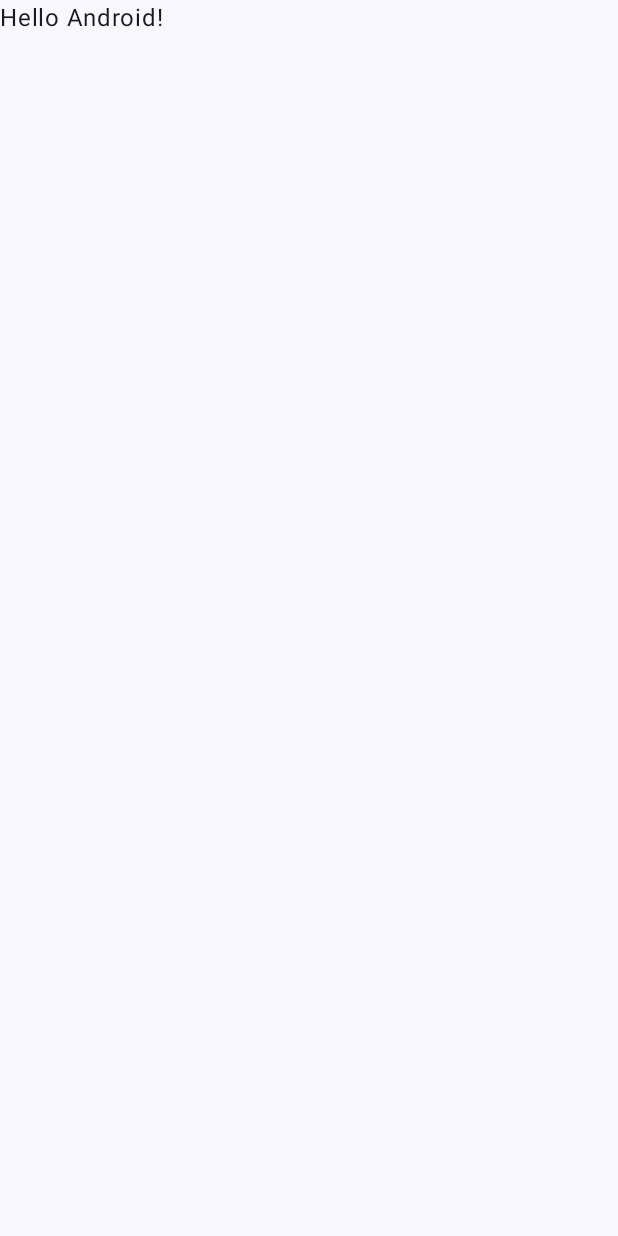
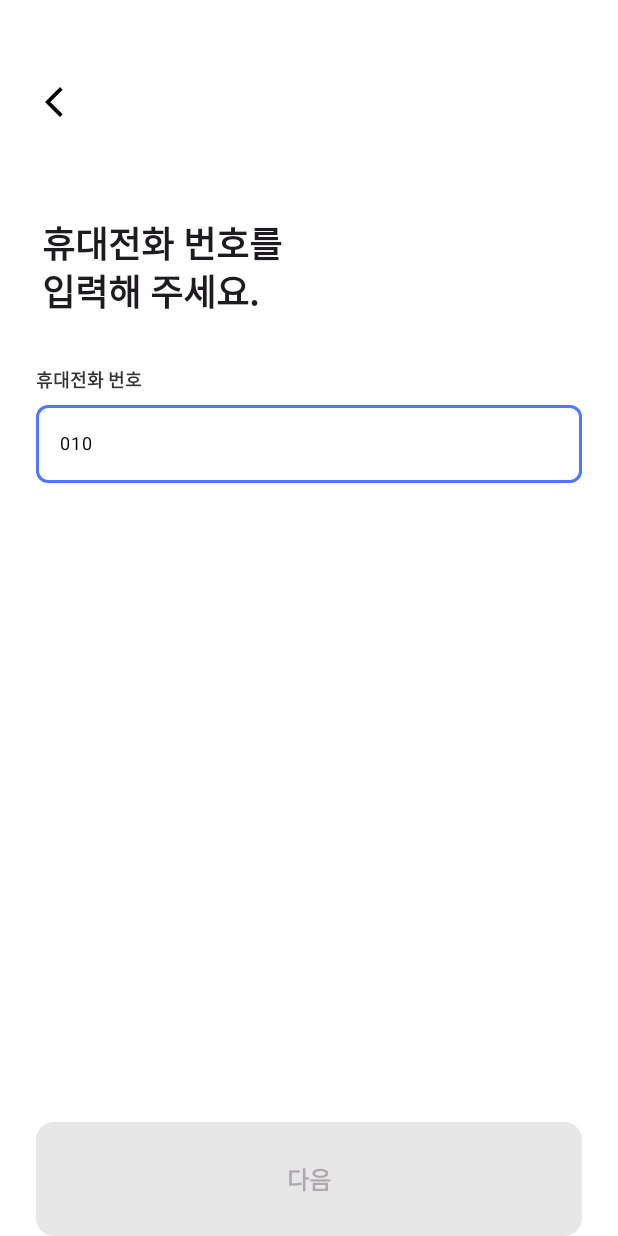
Before and after one commit to 2024-TUK-toyproject/RealFriend, an Android app built with Jetpack Compose: the screen it shows after launch (MainActivity), on a phone screen of 412 x 824 dp. Before the commit the screen is almost empty. Run offline under Robolectric (Android 15) with nearby library versions, the phone set to English and light mode, and no system bars; our stand-ins replace Dagger/Hilt's generated code.

Commit message:
Design: loginScreen publishing

```diff
--- a/app/build.gradle.kts
+++ b/app/build.gradle.kts
@@ -54,6 +54,8 @@ android {
 
 dependencies {
 
+    implementation(project(":domain"))
+
     implementation(libs.androidx.core.ktx)
     implementation(libs.androidx.lifecycle.runtime.ktx)
     testImplementation(libs.junit4)
--- a/app/src/main/AndroidManifest.xml
+++ b/app/src/main/AndroidManifest.xml
@@ -2,7 +2,10 @@
 <manifest xmlns:android="http://schemas.android.com/apk/res/android"
     xmlns:tools="http://schemas.android.com/tools" >
 
+    <uses-permission android:name="android.permission.INTERNET" />
+
     <application
+        android:name=".MainApplication"
         android:allowBackup="true"
         android:dataExtractionRules="@xml/data_extraction_rules"
         android:fullBackupContent="@xml/backup_rules"
@@ -11,6 +14,7 @@
         android:roundIcon="@mipmap/ic_launcher_round"
         android:supportsRtl="true"
         android:theme="@style/Theme.Connex"
+        android:usesCleartextTraffic="true"
         tools:targetApi="31" >
         <activity
             android:name=".MainActivity"
--- a/app/src/main/java/com/example/connex/MainActivity.kt
+++ b/app/src/main/java/com/example/connex/MainActivity.kt
@@ -6,42 +6,31 @@ import androidx.activity.compose.setContent
 import androidx.activity.enableEdgeToEdge
 import androidx.compose.foundation.layout.fillMaxSize
 import androidx.compose.foundation.layout.padding
+import androidx.compose.material3.MaterialTheme
 import androidx.compose.material3.Scaffold
-import androidx.compose.material3.Text
-import androidx.compose.runtime.Composable
+import androidx.compose.material3.Surface
 import androidx.compose.ui.Modifier
-import androidx.compose.ui.tooling.preview.Preview
+import androidx.compose.ui.graphics.Color
 import com.example.connex.ui.theme.ConnexTheme
+import dagger.hilt.android.AndroidEntryPoint
 
+@AndroidEntryPoint
 class MainActivity : ComponentActivity() {
     override fun onCreate(savedInstanceState: Bundle?) {
         super.onCreate(savedInstanceState)
         enableEdgeToEdge()
         setContent {
             ConnexTheme {
-                Scaffold( modifier = Modifier.fillMaxSize() ) { innerPadding ->
-                    Greeting(
-                        name = "Android",
-                        modifier = Modifier.padding(innerPadding)
-                    )
+                Scaffold(modifier = Modifier.fillMaxSize()) { innerPadding ->
+                    Surface(
+                        modifier = Modifier
+                            .fillMaxSize()
+                            .padding(innerPadding),
+                    ) {
+                        RootNavhost()
+                    }
                 }
             }
         }
     }
 }
-
-@Composable
-fun Greeting(name: String, modifier: Modifier = Modifier) {
-    Text(
-        text = "Hello $name!",
-        modifier = modifier
-    )
-}
-
-@Preview(showBackground = true)
-@Composable
-fun GreetingPreview() {
-    ConnexTheme {
-        Greeting("Android")
-    }
-}
--- /dev/null
+++ b/app/src/main/java/com/example/connex/MainApplication.kt
@@ -0,0 +1,8 @@
+package com.example.connex
+
+import android.app.Application
+import dagger.hilt.android.HiltAndroidApp
+
+@HiltAndroidApp
+class MainApplication():Application() {
+}
--- /dev/null
+++ b/app/src/main/java/com/example/connex/RootNavhost.kt
@@ -0,0 +1,17 @@
+package com.example.connex
+
+import androidx.compose.foundation.layout.fillMaxSize
+import androidx.compose.runtime.Composable
+import androidx.compose.ui.Modifier
+import androidx.navigation.compose.NavHost
+import androidx.navigation.compose.rememberNavController
+import com.example.connex.ui.loginGraph
+import com.example.connex.utils.Constants.LOGIN_GRAPH
+
+@Composable
+fun RootNavhost() {
+    val navController = rememberNavController()
+    NavHost(navController = navController, startDestination = LOGIN_GRAPH, modifier = Modifier.fillMaxSize()) {
+        loginGraph(navController)
+    }
+}
--- /dev/null
+++ b/app/src/main/java/com/example/connex/ui/NavGraphBuilders.kt
@@ -0,0 +1,47 @@
+package com.example.connex.ui
+
+import androidx.compose.runtime.Composable
+import androidx.compose.runtime.remember
+import androidx.hilt.navigation.compose.hiltViewModel
+import androidx.navigation.NavBackStackEntry
+import androidx.navigation.NavController
+import androidx.navigation.NavGraphBuilder
+import androidx.navigation.compose.composable
+import androidx.navigation.navigation
+import com.example.connex.ui.login.view.LoginScreen
+import com.example.connex.utils.Constants.LOGIN_BASE_ROUTE
+import com.example.connex.utils.Constants.LOGIN_GRAPH
+import com.example.connex.utils.Constants.LOGIN_ID_PW_ROUTE
+
+
+fun NavGraphBuilder.loginGraph(navController: NavController) {
+    navigation(startDestination = LOGIN_BASE_ROUTE, route = LOGIN_GRAPH) {
+        composable(LOGIN_BASE_ROUTE) { entry ->
+            val backStackEntry = rememberNavControllerBackEntry(
+                entry = entry,
+                navController = navController,
+                graph = LOGIN_GRAPH
+            )
+//            val backStackEntry = rememberNavControllerBackEntry(entry, appState, LOGIN_GRAPH)
+//            LoginBaseScreen(hiltViewModel(entry))
+            LoginScreen(navController = navController, loginViewModel = hiltViewModel(backStackEntry))
+
+        }
+        composable(LOGIN_ID_PW_ROUTE) { entry ->
+            val backStackEntry = remember(entry) {
+                navController.getBackStackEntry(LOGIN_GRAPH)
+            }
+//            LoginIdPasswdScreen(loginViewModel = hiltViewModel(backStackEntry))
+        }
+    }
+}
+
+
+@Composable
+private fun rememberNavControllerBackEntry(
+    entry: NavBackStackEntry,
+    navController: NavController,
+    graph: String,
+) = remember(entry) {
+    navController.getBackStackEntry(graph)
+}
--- /dev/null
+++ b/app/src/main/java/com/example/connex/ui/component/CustomButtons.kt
@@ -0,0 +1,36 @@
+package com.example.connex.ui.component
+
+import androidx.compose.foundation.layout.fillMaxWidth
+import androidx.compose.foundation.layout.padding
+import androidx.compose.foundation.shape.RoundedCornerShape
+import androidx.compose.material3.Button
+import androidx.compose.material3.ButtonDefaults
+import androidx.compose.material3.Text
+import androidx.compose.runtime.Composable
+import androidx.compose.ui.Modifier
+import androidx.compose.ui.graphics.Color
+import androidx.compose.ui.text.TextStyle
+import androidx.compose.ui.text.font.FontWeight
+import androidx.compose.ui.unit.dp
+import androidx.compose.ui.unit.sp
+
+@Composable
+fun GenerateButton(modifier: Modifier, text: String, enabled: Boolean, onClick: () -> Unit) {
+    val color = Color(0xFF5076FD)
+    val textStyle = TextStyle(fontSize = 16.sp, fontWeight = FontWeight.Bold)
+
+
+    Button(
+        onClick = { onClick() },
+        modifier = modifier.fillMaxWidth(),
+        enabled = enabled,
+        shape = RoundedCornerShape(12.dp),
+        colors = ButtonDefaults.buttonColors(
+            contentColor = Color.White,
+            containerColor = color,
+        )
+    ) {
+        Text(text = text, modifier = Modifier.padding(vertical = 18.dp), style = textStyle)
+    }
+
+}
--- /dev/null
+++ b/app/src/main/java/com/example/connex/ui/component/CustomTextField.kt
@@ -0,0 +1,49 @@
+package com.example.connex.ui.component
+
+import androidx.compose.foundation.background
+import androidx.compose.foundation.border
+import androidx.compose.foundation.layout.Box
+import androidx.compose.foundation.layout.fillMaxWidth
+import androidx.compose.foundation.layout.padding
+import androidx.compose.foundation.shape.RoundedCornerShape
+import androidx.compose.foundation.text.BasicTextField
+import androidx.compose.foundation.text.KeyboardActions
+import androidx.compose.foundation.text.KeyboardOptions
+import androidx.compose.material.OutlinedTextField
+import androidx.compose.material3.LocalTextStyle
+import androidx.compose.runtime.Composable
+import androidx.compose.ui.Modifier
+import androidx.compose.ui.draw.clip
+import androidx.compose.ui.graphics.Color
+import androidx.compose.ui.text.input.ImeAction
+import androidx.compose.ui.text.input.KeyboardType
+import androidx.compose.ui.unit.dp
+import androidx.compose.ui.unit.sp
+
+@Composable
+fun PhoneOutLineTextField(text: String, updatePhone: (String) -> Unit, enabled: Boolean, onDone: () -> Unit) {
+    val borderColor = if(enabled) Color(0xFF5076FD) else Color(0xFFBFC1C6)
+    val backgroundColor = if(enabled) Color.White else Color(0xFFF3F5F7)
+    val shape = RoundedCornerShape(8.dp)
+
+    BasicTextField(
+        value = text,
+        onValueChange = updatePhone,
+        enabled = enabled,
+        modifier = Modifier
+//            .clip(shape)
+            .border(width = (1.5).dp, color = borderColor, shape)
+            .background(color = backgroundColor, shape = shape)
+            .fillMaxWidth(),
+        singleLine = true,
+        textStyle = LocalTextStyle.current.copy(color = Color.Black, fontSize = 12.sp),
+        keyboardOptions = KeyboardOptions(keyboardType = KeyboardType.Phone, imeAction = ImeAction.Done),
+        keyboardActions = KeyboardActions(onDone = {onDone()})
+    ) { innerTextField ->
+        Box(modifier = Modifier
+            .fillMaxWidth()
+            .padding(horizontal = 16.dp, vertical = 14.dp)){
+            innerTextField()
+        }
+    }
+}
--- /dev/null
+++ b/app/src/main/java/com/example/connex/ui/login/LoginViewModel.kt
@@ -0,0 +1,26 @@
+package com.example.connex.ui.login
+
+import androidx.compose.runtime.mutableStateOf
+import androidx.lifecycle.ViewModel
+import com.example.domain.model.MobileCarrier
+import com.example.domain.model.Phone
+import dagger.hilt.android.lifecycle.HiltViewModel
+import kotlinx.coroutines.flow.MutableStateFlow
+import kotlinx.coroutines.flow.StateFlow
+import kotlinx.coroutines.flow.asStateFlow
+import javax.inject.Inject
+
+@HiltViewModel
+class LoginViewModel @Inject constructor() : ViewModel() {
+    private val _phone = MutableStateFlow(Phone.default())
+    val phone: StateFlow<Phone> = _phone.asStateFlow()
+
+    fun updatePhone(phone: String) {
+        _phone.value = _phone.value.copy(number = phone)
+    }
+
+    fun updateMobileCarrier(mobileCarrier: MobileCarrier) {
+        _phone.value = _phone.value.copy(mobileCarrier = mobileCarrier)
+    }
+
+}
--- /dev/null
+++ b/app/src/main/java/com/example/connex/ui/login/view/LoginScreen.kt
@@ -0,0 +1,140 @@
+package com.example.connex.ui.login.view
+
+import androidx.compose.foundation.BorderStroke
+import androidx.compose.foundation.layout.Box
+import androidx.compose.foundation.layout.Column
+import androidx.compose.foundation.layout.Spacer
+import androidx.compose.foundation.layout.fillMaxSize
+import androidx.compose.foundation.layout.fillMaxWidth
+import androidx.compose.foundation.layout.height
+import androidx.compose.foundation.layout.padding
+import androidx.compose.foundation.layout.size
+import androidx.compose.foundation.shape.RoundedCornerShape
+import androidx.compose.material.Icon
+import androidx.compose.material.icons.Icons
+import androidx.compose.material.icons.filled.ArrowBackIosNew
+import androidx.compose.material3.Card
+import androidx.compose.material3.CardDefaults
+import androidx.compose.material3.Text
+import androidx.compose.runtime.Composable
+import androidx.compose.runtime.getValue
+import androidx.compose.runtime.mutableStateOf
+import androidx.compose.runtime.remember
+import androidx.compose.runtime.setValue
+import androidx.compose.ui.Alignment
+import androidx.compose.ui.Modifier
+import androidx.compose.ui.graphics.Color
+import androidx.compose.ui.graphics.Shape
+import androidx.compose.ui.text.TextStyle
+import androidx.compose.ui.text.font.FontWeight
+import androidx.compose.ui.unit.dp
+import androidx.compose.ui.unit.sp
+import androidx.navigation.NavController
+import com.example.connex.ui.component.GenerateButton
+import com.example.connex.ui.component.PhoneOutLineTextField
+import com.example.connex.ui.login.LoginViewModel
+import com.example.domain.model.MobileCarrier
+
+@Composable
+fun LoginScreen(navController: NavController, loginViewModel: LoginViewModel) {
+    var isPhone by remember {
+        mutableStateOf(false)
+    }
+
+    val titleStyle = TextStyle(
+        fontSize = 24.sp,
+        fontWeight = FontWeight.Bold,
+        lineHeight = 32.sp
+    )
+
+
+    var text by remember {
+        mutableStateOf("010")
+    }
+    Box(
+        modifier = Modifier
+            .fillMaxSize()
+            .padding(horizontal = 24.dp)
+    ) {
+        Column(
+            modifier = Modifier.fillMaxSize()
+        ) {
+            Spacer(modifier = Modifier.height(56.dp))
+            Icon(
+                imageVector = Icons.Default.ArrowBackIosNew,
+                contentDescription = null,
+                modifier = Modifier.size(24.dp)
+            )
+            Spacer(modifier = Modifier.height(64.dp))
+            Text(
+                text = "휴대전화 번호를\n입력해 주세요.",
+                style = titleStyle,
+                modifier = Modifier.padding(horizontal = 4.dp)
+            )
+            Spacer(modifier = Modifier.height(32.dp))
+
+            if (isPhone) {
+                LoginOutLineTextField(label = "통신사") {
+                    MobileCarrierBox()
+                }
+                Spacer(modifier = Modifier.height(20.dp))
+            }
+
+            LoginOutLineTextField(label = "휴대전화 번호", isCompleted = isPhone) {
+                PhoneOutLineTextField(
+                    text = text,
+                    updatePhone = {
+                        if (it.length <= 11) {
+                            text = it
+                        }
+                    },
+                    enabled = !isPhone,
+                    onDone = {}
+                )
+            }
+        }
+        GenerateButton(
+            modifier = Modifier.align(Alignment.BottomCenter),
+            text = "다음",
+            enabled = if (text.length == 11) true else false
+        ) {
+            isPhone = true
+        }
+    }
+
+}
+
+
+@Composable
+fun LoginOutLineTextField(label: String, isCompleted: Boolean = false, textField: @Composable () -> Unit) {
+
+    val completedColor = Color(0xFFBFC1C6)
+    val notCompletedColor = Color(0xFF333333)
+
+    val labelStyle = TextStyle(
+        color = if (isCompleted) completedColor else notCompletedColor,
+        fontWeight = FontWeight.Bold,
+        fontSize = 12.sp,
+        lineHeight = 14.sp
+    )
+
+    Column(modifier = Modifier.fillMaxWidth()) {
+        Text(text = label, style = labelStyle)
+        Spacer(modifier = Modifier.height(8.dp))
+        textField()
+    }
+}
+
+@Composable
+fun MobileCarrierBox(modifier: Modifier = Modifier) {
+    val borderColor = Color(0xFF5076FD)
+
+    Card(
+        modifier = Modifier.fillMaxWidth(),
+        shape = RoundedCornerShape(8.dp),
+        border = BorderStroke(width = (1.5).dp, color = borderColor),
+        colors = CardDefaults.cardColors(containerColor = Color.White, contentColor = Color.LightGray)
+    ) {
+        Text(text = "통신사 선택", modifier = Modifier.padding(horizontal = 14.dp, vertical = 16.dp))
+    }
+}
--- a/app/src/main/java/com/example/connex/ui/theme/Color.kt
+++ b/app/src/main/java/com/example/connex/ui/theme/Color.kt
@@ -9,3 +9,6 @@ val Pink80 = Color(0xFFEFB8C8)
 val Purple40 = Color(0xFF6650a4)
 val PurpleGrey40 = Color(0xFF625b71)
 val Pink40 = Color(0xFF7D5260)
+
+val White = Color(0xFFFFFFFF)
+val Black = Color(0xFF000000)
--- a/app/src/main/java/com/example/connex/ui/theme/Theme.kt
+++ b/app/src/main/java/com/example/connex/ui/theme/Theme.kt
@@ -1,6 +1,5 @@
 package com.example.connex.ui.theme
 
-import android.app.Activity
 import android.os.Build
 import androidx.compose.foundation.isSystemInDarkTheme
 import androidx.compose.material3.MaterialTheme
@@ -14,13 +13,17 @@ import androidx.compose.ui.platform.LocalContext
 private val DarkColorScheme = darkColorScheme(
     primary = Purple80,
     secondary = PurpleGrey80,
-    tertiary = Pink80
+    tertiary = Pink80,
+    background = Black,
+    surface = Black,
 )
 
 private val LightColorScheme = lightColorScheme(
     primary = Purple40,
     secondary = PurpleGrey40,
-    tertiary = Pink40
+    tertiary = Pink40,
+    background = White,
+    surface = White,
 
     /* Other default colors to override
     background = Color(0xFFFFFBFE),
@@ -41,10 +44,10 @@ fun ConnexTheme(
     content: @Composable () -> Unit
 ) {
     val colorScheme = when {
-      dynamicColor && Build.VERSION.SDK_INT >= Build.VERSION_CODES.S -> {
-        val context = LocalContext.current
-        if (darkTheme) dynamicDarkColorScheme(context) else dynamicLightColorScheme(context)
-      }
+//      dynamicColor && Build.VERSION.SDK_INT >= Build.VERSION_CODES.S -> {
+//        val context = LocalContext.current
+//        if (darkTheme) dynamicDarkColorScheme(context) else dynamicLightColorScheme(context)
+//      }
       darkTheme -> DarkColorScheme
       else -> LightColorScheme
     }
--- a/domain/build.gradle.kts
+++ b/domain/build.gradle.kts
@@ -34,8 +34,6 @@ android {
 
 dependencies {
 
-    implementation(project(":domain"))
-
     implementation(libs.androidx.core.ktx)
     implementation(libs.androidx.appcompat)
     implementation(libs.material)
--- /dev/null
+++ b/domain/src/main/java/com/example/domain/model/MobileCarrier.kt
@@ -0,0 +1,10 @@
+package com.example.domain.model
+
+enum class MobileCarrier(private val krName: String) {
+    SKT("SKT"), KT("KT"), LG("LG+"),
+    FRUGAL_SKT("SKT 알뜰폰"), FRUGAL_KT("KT 알뜰폰"), FRUGAL_LG("LG+ 알뜰폰");
+
+    fun getName(): String {
+        return this.krName
+    }
+}
--- /dev/null
+++ b/domain/src/main/java/com/example/domain/model/Phone.kt
@@ -0,0 +1,16 @@
+package com.example.domain.model
+
+data class Phone(
+    val number: String,
+    val mobileCarrier: MobileCarrier
+) {
+    fun checkValidation(): Boolean = number.length == PHONE_NUMBER_LENGTH
+
+    companion object {
+        const val PHONE_NUMBER_LENGTH = 11
+
+        fun default(): Phone {
+            return Phone("", MobileCarrier.SKT)
+        }
+    }
+}
```
Also changed, not shown: app/src/main/java/com/example/connex/utils/Constants.kt (added, +54 -0 lines).
